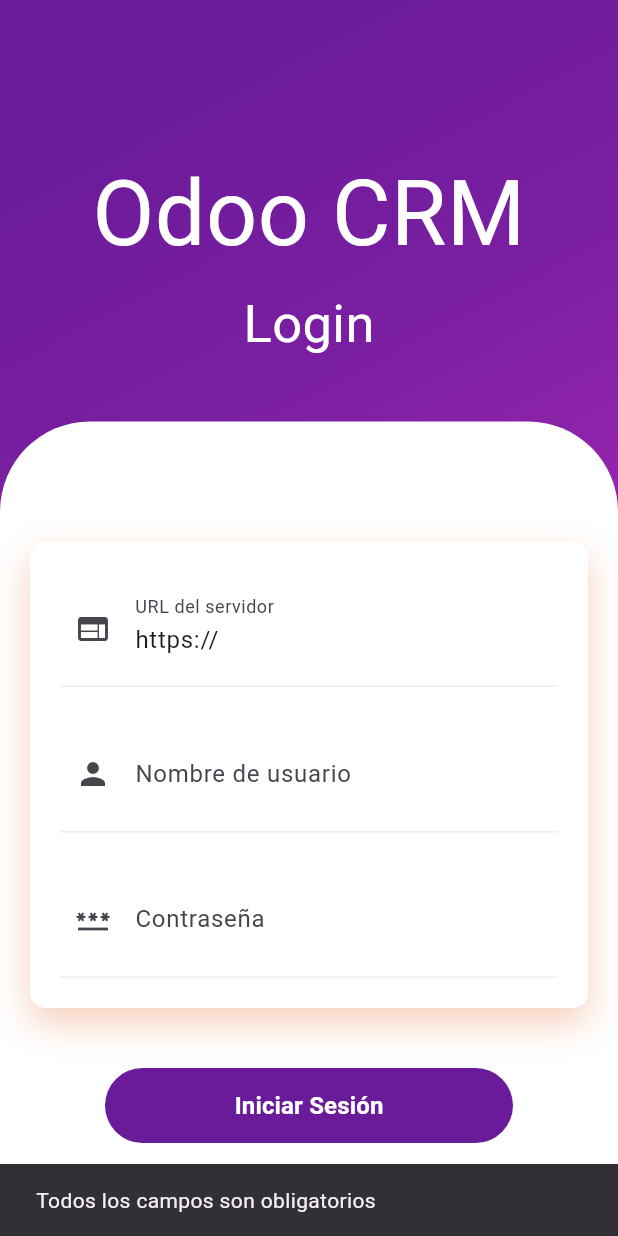
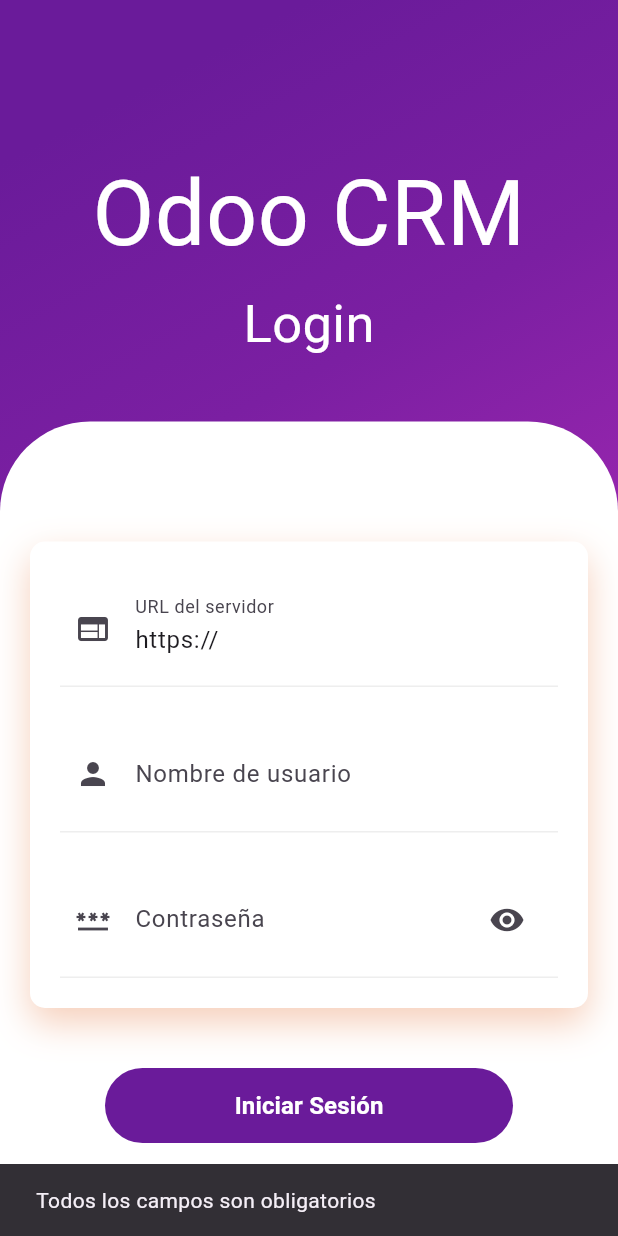
Before and after one commit to Carlos75357/odoo_flutter_project, a Flutter app: the screen it shows after launch, after a tap on "Iniciar Sesión", on a phone screen of 412 x 824 dp. Run offline on Flutter 3.47's test engine with Material 3 defaults, Android fonts, the phone set to English and light mode, and no system bars; our stand-ins replace flutter_bloc.

Commit message:
Modificado el fichero text_fields.dart para convertirlo en una clase stateful, ahora la contraseña no es visible y hay un botón para que lo sea.

```diff
--- a/lib/ui/pages/login/login_bloc.dart
+++ b/lib/ui/pages/login/login_bloc.dart
@@ -31,7 +31,7 @@ class LoginBloc extends Bloc<LoginEvent, LoginState> {
         emit(LoginError('Credenciales incorrectas'));
       }
     } catch (error) {
-      emit(LoginError('Algo falló'));
+      emit(LoginError('Algo falló durante la autenticación'));
     }
   }
 }
--- a/lib/ui/pages/login/login_page.dart
+++ b/lib/ui/pages/login/login_page.dart
@@ -19,6 +19,7 @@ class _LoginPageState extends State<LoginPage> {
   final TextEditingController urlController = TextEditingController();
   final TextEditingController usernameController = TextEditingController();
   final TextEditingController passwordController = TextEditingController();
+  bool obscure = true;
 
   @override
   Widget build(BuildContext context) {
@@ -37,38 +38,9 @@ class _LoginPageState extends State<LoginPage> {
             );
           } else if (state is LoginError) {
             String errorMessage = state.error;
-            if (errorMessage.contains('obligatorios')) {
-              if (urlController.text.isEmpty || urlController.text.trim() == 'https://'  && usernameController.text.isEmpty && passwordController.text.isEmpty) {
-                ScaffoldMessenger.of(context).showSnackBar(
-                  SnackBar(content: Text("Todos los campos son obligatorios")),
-                );
-              }else if (urlController.text.isEmpty || urlController.text.trim() == 'https://') {
-                urlController.text = "https://";
-                usernameController.clear();
-                passwordController.clear();
-                ScaffoldMessenger.of(context).showSnackBar(
-                  SnackBar(content: Text("El campo URL es obligatorio")),
-                );
-              } else if (usernameController.text.isEmpty) {
-                urlController.text = "https://";
-                usernameController.clear();
-                passwordController.clear();
-                ScaffoldMessenger.of(context).showSnackBar(
-                  SnackBar(content: Text("El campo usuario es obligatorio")),
-                );
-              }else if (passwordController.text.isEmpty) {
-                urlController.text = "https://";
-                usernameController.clear();
-                passwordController.clear();
-                ScaffoldMessenger.of(context).showSnackBar(
-                  SnackBar(content: Text("El campo contraseña es obligatorio")),
-                );
-              }
-            } else {
-              ScaffoldMessenger.of(context).showSnackBar(
-                SnackBar(content: Text(errorMessage)),
-              );
-            }
+            ScaffoldMessenger.of(context).showSnackBar(
+              SnackBar(content: Text(errorMessage)),
+            );
           }
         },
         /// The bloc builder is used to render the login page.
@@ -128,11 +100,11 @@ class _LoginPageState extends State<LoginPage> {
                               ),
                               child: Column(
                                 children: <Widget>[
-                                  textFields(urlController, 'URL del servidor', Icon(Icons.web)),
+                                  CustomTextField(controller: urlController, hintText: 'URL del servidor', icon: Icon(Icons.web)),
                                   SizedBox(height: 20),
-                                  textFields(usernameController, 'Nombre de usuario', Icon(Icons.person)),
+                                  CustomTextField(controller: usernameController, hintText:'Nombre de usuario', icon: Icon(Icons.person)),
                                   SizedBox(height: 20),
-                                  textFields(passwordController, 'Contraseña', Icon(Icons.password_outlined)),
+                                  CustomTextField(controller: passwordController, hintText: 'Contraseña', icon: Icon(Icons.password_outlined), isPassword: true),
                                 ],
                               ),
                             ),
--- a/lib/widgets/text_fields.dart
+++ b/lib/widgets/text_fields.dart
@@ -1,7 +1,28 @@
-import 'package:flutter/cupertino.dart';
 import 'package:flutter/material.dart';
 
-Container textFields(TextEditingController controller, String hintText, Widget icon) {
+class CustomTextField extends StatefulWidget {
+  final TextEditingController controller;
+  final String hintText;
+  final Widget icon;
+  final bool isPassword;
+
+  const CustomTextField({
+    Key? key,
+    required this.controller,
+    required this.hintText,
+    required this.icon,
+    this.isPassword = false,
+  }) : super(key: key);
+
+  @override
+  _CustomTextFieldState createState() => _CustomTextFieldState();
+}
+
+class _CustomTextFieldState extends State<CustomTextField> {
+  bool _isHidden = true;
+
+  @override
+  Widget build(BuildContext context) {
     return Container(
       padding: EdgeInsets.all(10),
       decoration: BoxDecoration(
@@ -12,13 +33,24 @@ Container textFields(TextEditingController controller, String hintText, Widget i
         ),
       ),
       child: TextField(
-      controller: controller,
-      obscureText: hintText.toLowerCase().contains('contaseña'),
+        controller: widget.controller,
+        obscureText: widget.isPassword && _isHidden,
         decoration: InputDecoration(
-        icon: icon,
-        labelText: hintText,
+          icon: widget.icon,
+          labelText: widget.hintText,
           border: InputBorder.none,
+          suffixIcon: widget.isPassword
+              ? IconButton(
+            icon: Icon(_isHidden ? Icons.visibility : Icons.visibility_off),
+            onPressed: () {
+              setState(() {
+                _isHidden = !_isHidden;
+              });
+            },
+          )
+              : null,
         ),
       ),
     );
   }
+}
```
Lines whose indentation alone changed are shown as unchanged.
